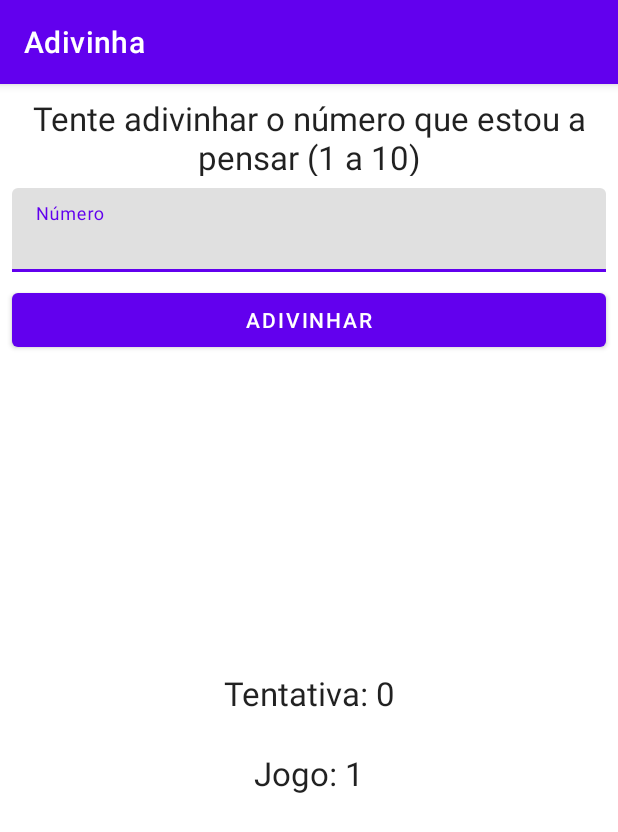
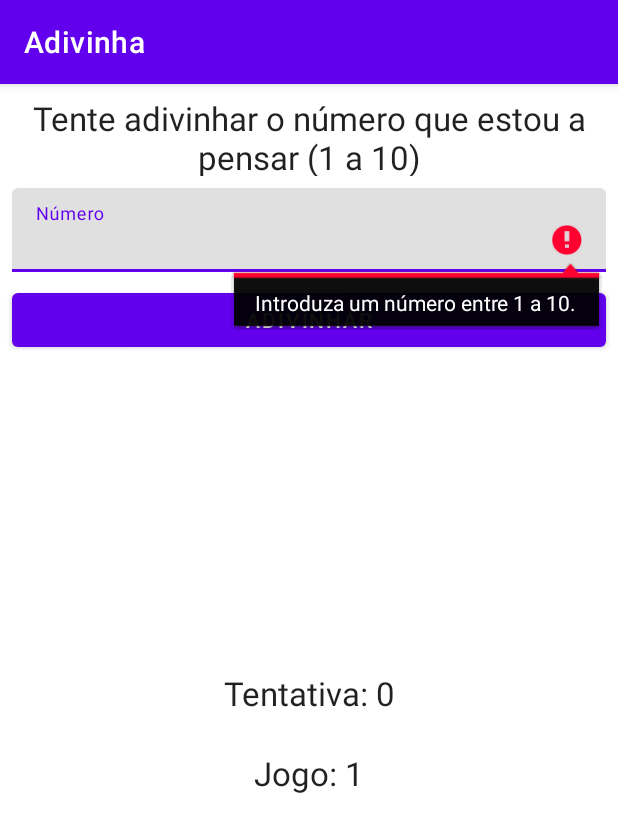
Before and after one commit to VAPS17/Adivinha, an Android app: the screen it shows after launch (MainActivity), after a tap on "ADIVINHAR", on a phone screen of 412 x 824 dp. Shown: the top 832 px of the screen. Run offline under Robolectric (Android 15) with nearby library versions, the phone set to English and light mode, and no system bars.

Commit message:
Desenvolvimento da função adivinha

```diff
--- a/app/src/main/java/vitor/treino/adivinha/MainActivity.kt
+++ b/app/src/main/java/vitor/treino/adivinha/MainActivity.kt
@@ -3,6 +3,7 @@ package vitor.treino.adivinha
 import androidx.appcompat.app.AppCompatActivity
 import android.os.Bundle
 import android.view.View
+import android.widget.EditText
 import android.widget.TextView
 import java.util.*
 
@@ -32,5 +33,18 @@ class MainActivity : AppCompatActivity() {
         findViewById<TextView>(R.id.textViewJogo).text = "Jogo: " + jogo
     }
 
-    fun adivinha(view: View) {}
+    fun adivinha(view: View) {
+        val editTextNumero = findViewById<EditText>(R.id.editTextNumero)
+        val numero = editTextNumero.text.toString().toIntOrNull()
+
+        when(numero){
+            in 1..10 -> verificacao()
+            null -> editTextNumero.error = "Introduza um número entre 1 a 10."
+            else -> editTextNumero.error = "O número deve estar entre 1 a 10."
+        }
+    }
+
+    private fun verificacao() {
+        TODO("Not yet implemented")
+    }
 }
```
